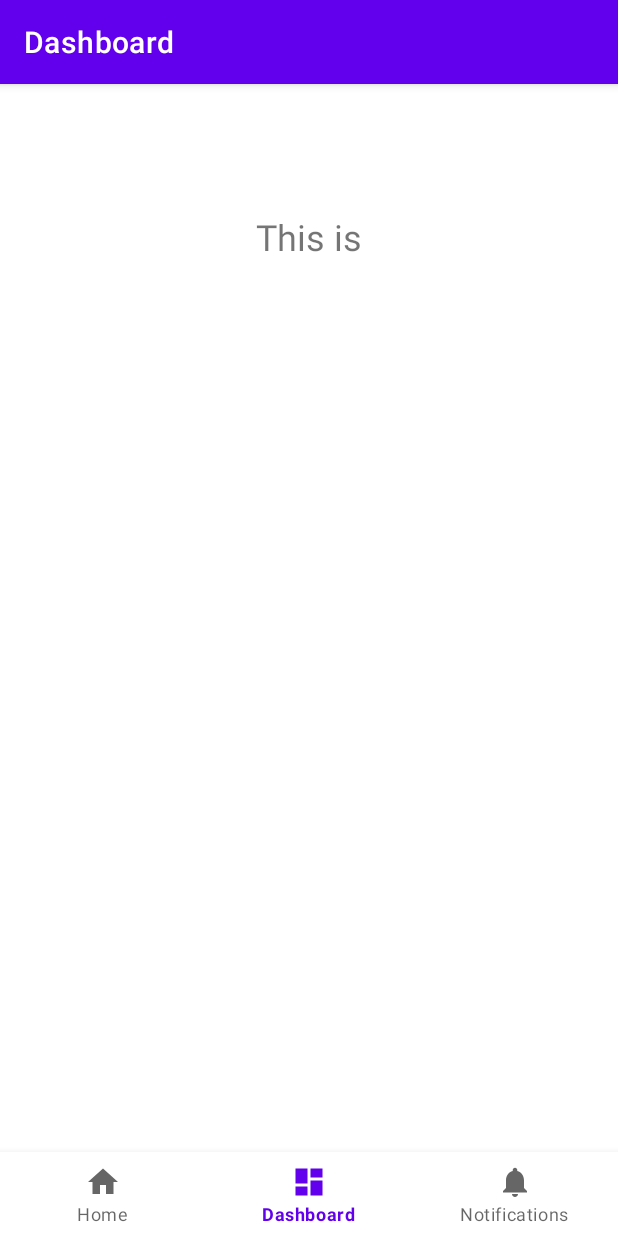
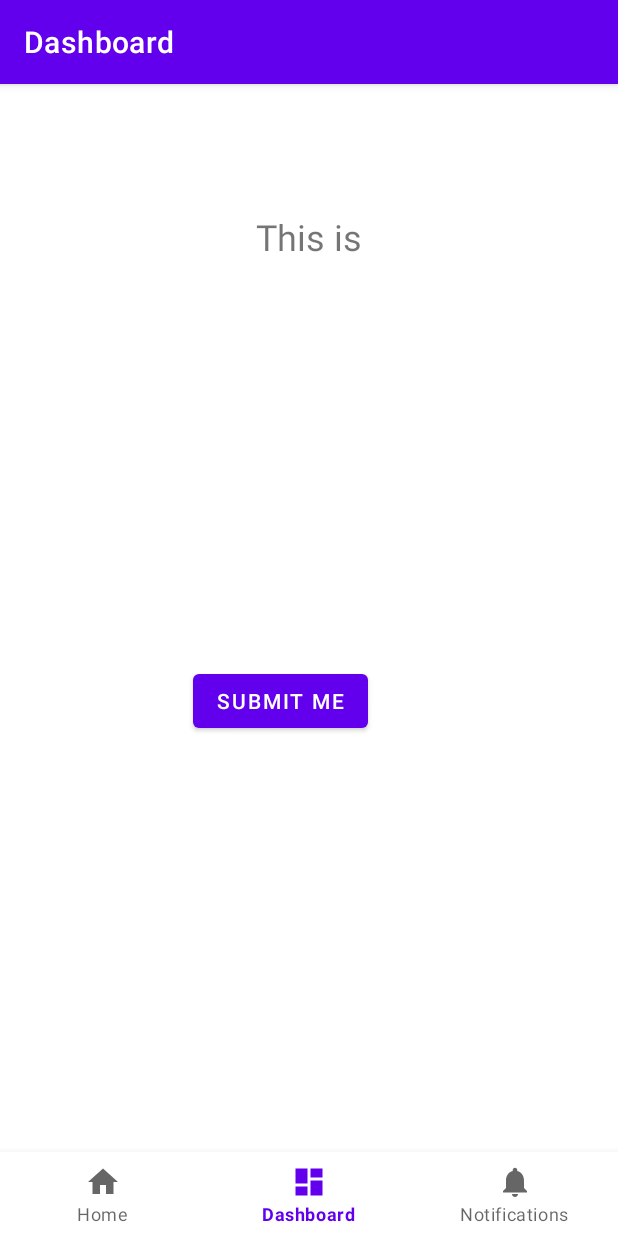
Before and after one commit to ani-tiwary/fbla-app, an Android app: the DashboardFragment screen opened through its navigation route, on a phone screen of 412 x 824 dp. Run offline under Robolectric (Android 15) with nearby library versions, the phone set to English and light mode, and no system bars; our stand-ins replace navigation-ui; 1 statement that could not run was skipped.

Commit message:
more things

```diff
--- a/app/src/main/java/com/example/anikash/ui/dashboard/DashboardViewModel.kt
+++ b/app/src/main/java/com/example/anikash/ui/dashboard/DashboardViewModel.kt
@@ -10,4 +10,8 @@ class DashboardViewModel : ViewModel() {
         value = "This is dashboard Fragment"
     }
     val text: LiveData<String> = _text
+
+    fun updateText(newText: String) {
+        _text.value = newText
+    }
 }
--- a/app/src/main/res/layout/fragment_dashboard.xml
+++ b/app/src/main/res/layout/fragment_dashboard.xml
@@ -21,4 +21,16 @@
         app:layout_constraintTop_toTopOf="parent"
         app:layout_constraintVertical_bias="0.035" />
 
+    <Button
+        android:id="@+id/submit_button"
+        android:layout_width="wrap_content"
+        android:layout_height="wrap_content"
+        android:text="Submit Me"
+        app:layout_constraintBottom_toBottomOf="parent"
+        app:layout_constraintEnd_toEndOf="parent"
+        app:layout_constraintHorizontal_bias="0.436"
+        app:layout_constraintStart_toStartOf="parent"
+        app:layout_constraintTop_toTopOf="parent"
+        app:layout_constraintVertical_bias="0.499" />
+
 </androidx.constraintlayout.widget.ConstraintLayout>
```
